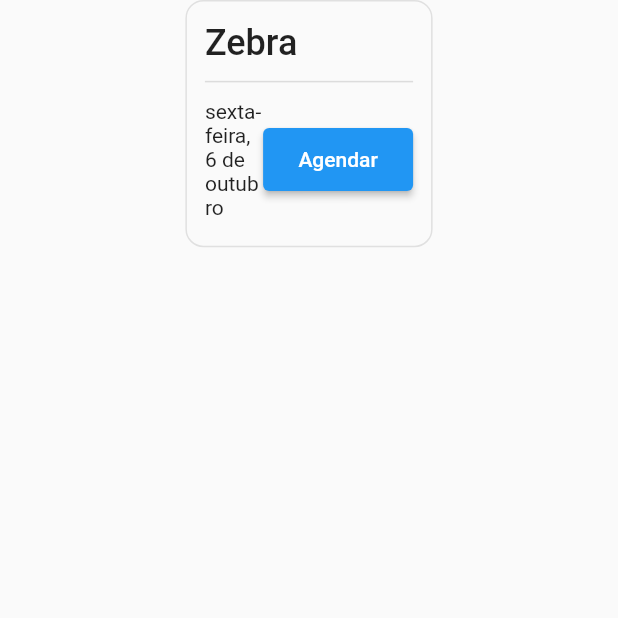
After one commit to brunoalksouza/room_meet_scheduler_flutter, a Flutter app: the screen it shows after launch, on a phone screen of 412 x 824 dp, the top half of it. The commit adds this screen. Run offline on Flutter 3.47's test engine with Material 2 defaults, Android fonts, the phone set to English and light mode, and no system bars; our stand-ins replace table_calendar; missing offline and left inert: mongo_dart.

Commit message:
[ADD] room list screen

```diff
--- a/lib/main.dart
+++ b/lib/main.dart
@@ -1,6 +1,7 @@
 import 'package:flutter/material.dart';
 import 'package:flutter_localizations/flutter_localizations.dart';
 import 'package:room_meet_scheduler_flutter/pages/login.dart';
+import 'package:room_meet_scheduler_flutter/pages/room_list.dart';
 import 'package:room_meet_scheduler_flutter/pages/scheduler.dart';
 
 Future<void> main() async {
@@ -30,7 +31,7 @@ class MainApp extends StatelessWidget {
           ),
         ),
       ),
-      home: const LoginWidget(),
+      home: const RoomListWidget(),
     );
   }
 }
--- /dev/null
+++ b/lib/pages/room_list.dart
@@ -0,0 +1,96 @@
+import 'package:flutter/material.dart';
+import 'package:intl/intl.dart';
+import 'package:room_meet_scheduler_flutter/pages/scheduler.dart';
+
+class RoomListWidget extends StatelessWidget {
+  const RoomListWidget({Key? key}) : super(key: key);
+
+  @override
+  Widget build(BuildContext context) {
+    String? titleRoom = 'Zebra';
+
+    return Scaffold(
+      body: SafeArea(
+        top: true,
+        child: ListView(
+          padding: EdgeInsets.zero,
+          scrollDirection: Axis.vertical,
+          children: [
+            Align(
+              alignment: const AlignmentDirectional(0.00, 0.00),
+              child: Container(
+                alignment: Alignment.center,
+                width: MediaQuery.of(context).size.width * 0.4,
+                height: MediaQuery.of(context).size.height * 0.2,
+                decoration: BoxDecoration(
+                  borderRadius: BorderRadius.circular(12),
+                  border: Border.all(
+                    color: Colors.grey.shade300,
+                    width: 1,
+                  ),
+                ),
+                child: Padding(
+                  padding: const EdgeInsetsDirectional.fromSTEB(12, 8, 12, 12),
+                  child: Column(
+                    mainAxisSize: MainAxisSize.min,
+                    mainAxisAlignment: MainAxisAlignment.start,
+                    crossAxisAlignment: CrossAxisAlignment.start,
+                    children: [
+                      Text(
+                        titleRoom,
+                        textAlign: TextAlign.start,
+                        style: const TextStyle(
+                          fontSize: 24,
+                          fontWeight: FontWeight.w500,
+                        ),
+                      ),
+                      const Divider(
+                        height: 24,
+                        thickness: 1,
+                      ),
+                      Row(
+                        mainAxisSize: MainAxisSize.max,
+                        mainAxisAlignment: MainAxisAlignment.start,
+                        children: [
+                          Expanded(
+                            child: Text(
+                              DateFormat("EEEE, d 'de' MMMM", 'pt_BR')
+                                  .format(
+                                    DateTime.now(),
+                                  )
+                                  .toString(),
+                            ),
+                          ),
+                          Container(
+                            width: 100,
+                            height: 42,
+                            decoration: BoxDecoration(
+                              borderRadius: BorderRadius.circular(32),
+                            ),
+                            child: ElevatedButton(
+                              onPressed: () {
+                                Navigator.push(
+                                  context,
+                                  MaterialPageRoute(
+                                    builder: (context) => Scheduler(
+                                      titleRoom: titleRoom,
+                                    ),
+                                  ),
+                                );
+                              },
+                              child: const Text('Agendar'),
+                            ),
+                          ),
+                        ],
+                      ),
+                    ],
+                  ),
+                ),
+              ),
+            ),
+          ],
+        ),
+      ),
+    );
+  }
+}
```
Also changed, not shown: lib/pages/scheduler.dart (+7 -7 lines), lib/widgets/calendar.dart (+9 -3 lines), lib/widgets/drawer.dart (+25 -25 lines).
